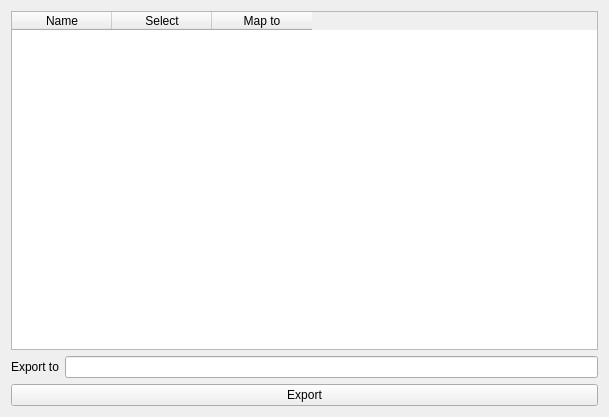
Qt form image_clean_up_tool/ui/widget_export_open_image_viewer_to_other_format.ui (stereomatchingkiss/blogCodes2) before a commit.
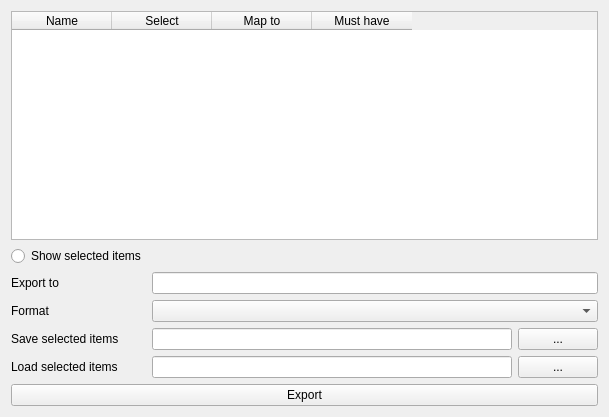
The same form after that commit.

Commit message: can save/load selected labels and better control of export labels

Diff of the .ui file:
```diff
--- a/image_clean_up_tool/ui/widget_export_open_image_viewer_to_other_format.ui
+++ b/image_clean_up_tool/ui/widget_export_open_image_viewer_to_other_format.ui
@@ -14,7 +14,49 @@
    <string>Form</string>
   </property>
   <layout class="QGridLayout" name="gridLayout">
-   <item row="0" column="0" colspan="2">
+   <item row="4" column="0">
+    <widget class="QLabel" name="label_3">
+     <property name="text">
+      <string>Save selected items</string>
+     </property>
+    </widget>
+   </item>
+   <item row="3" column="1" colspan="2">
+    <widget class="QComboBox" name="comboBoxFormat"/>
+   </item>
+   <item row="2" column="0">
+    <widget class="QLabel" name="label">
+     <property name="sizePolicy">
+      <sizepolicy hsizetype="Maximum" vsizetype="Preferred">
+       <horstretch>0</horstretch>
+       <verstretch>0</verstretch>
+      </sizepolicy>
+     </property>
+     <property name="text">
+      <string>Export to</string>
+     </property>
+    </widget>
+   </item>
+   <item row="3" column="0">
+    <widget class="QLabel" name="label_2">
+     <property name="sizePolicy">
+      <sizepolicy hsizetype="Maximum" vsizetype="Preferred">
+       <horstretch>0</horstretch>
+       <verstretch>0</verstretch>
+      </sizepolicy>
+     </property>
+     <property name="text">
+      <string>Format</string>
+     </property>
+    </widget>
+   </item>
+   <item row="4" column="1">
+    <widget class="QLineEdit" name="lineEditSaveSelectedItems"/>
+   </item>
+   <item row="2" column="1" colspan="2">
+    <widget class="QLineEdit" name="lineEditExportTo"/>
+   </item>
+   <item row="0" column="0" colspan="3">
     <widget class="QTableWidget" name="tableWidgetSelectLabels">
      <column>
       <property name="text">
@@ -31,31 +73,51 @@
        <string>Map to</string>
       </property>
      </column>
+     <column>
+      <property name="text">
+       <string>Must have</string>
+      </property>
+     </column>
+    </widget>
+   </item>
+   <item row="4" column="2">
+    <widget class="QPushButton" name="pushButtonSaveSelectedItems">
+     <property name="text">
+      <string>...</string>
+     </property>
     </widget>
    </item>
    <item row="1" column="0">
-    <widget class="QLabel" name="label">
-     <property name="sizePolicy">
-      <sizepolicy hsizetype="Maximum" vsizetype="Preferred">
-       <horstretch>0</horstretch>
-       <verstretch>0</verstretch>
-      </sizepolicy>
-     </property>
+    <widget class="QRadioButton" name="radioButtonShowSelectedItems">
      <property name="text">
-      <string>Export to</string>
+      <string>Show selected items</string>
      </property>
     </widget>
    </item>
-   <item row="1" column="1">
-    <widget class="QLineEdit" name="lineEditExportTo"/>
-   </item>
-   <item row="2" column="0" colspan="2">
+   <item row="6" column="0" colspan="3">
     <widget class="QPushButton" name="pushButtonExport">
      <property name="text">
       <string>Export</string>
      </property>
     </widget>
    </item>
+   <item row="5" column="0">
+    <widget class="QLabel" name="label_4">
+     <property name="text">
+      <string>Load selected items</string>
+     </property>
+    </widget>
+   </item>
+   <item row="5" column="1">
+    <widget class="QLineEdit" name="lineEditLoadSelectedItems"/>
+   </item>
+   <item row="5" column="2">
+    <widget class="QPushButton" name="pushButtonLoadSelectedItems">
+     <property name="text">
+      <string>...</string>
+     </property>
+    </widget>
+   </item>
   </layout>
  </widget>
  <resources/>
```
The commit also changes 2 other files.
